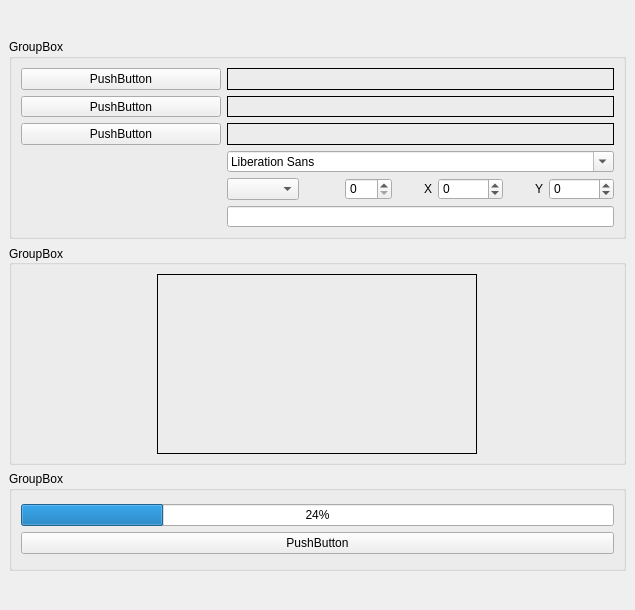
Before: the Qt Designer form main.ui in djfun/audio-visualizer-python, drawn with Qt 5.
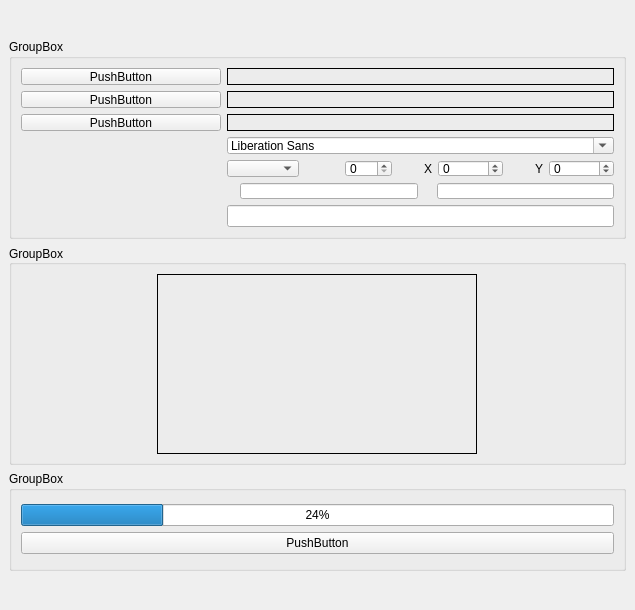
After: the same form once the commit is applied.

Commit message:
colors are configurable in the GUI
any invalid RGB tuple entered will result in white

```diff
--- a/main.ui
+++ b/main.ui
@@ -276,7 +276,7 @@
            <item>
             <layout class="QHBoxLayout" name="horizontalLayout_6">
              <item>
-              <widget class="QLabel" name="label_title">
+              <widget class="QLabel" name="label_colorOptions">
                <property name="minimumSize">
                 <size>
                  <width>200</width>
@@ -303,13 +303,71 @@
                </property>
               </widget>
              </item>
+              <item>
+                <widget class="QLabel" name="label_textColor">
+                 <property name="text">
+                  <string/>
+                 </property>
+                 <property name="alignment">
+                  <set>Qt::AlignRight|Qt::AlignTrailing|Qt::AlignVCenter</set>
+                 </property>
+                </widget>
+               </item>
              <item>
-              <widget class="QLineEdit" name="lineEdit_title"/>
+              <widget class="QLineEdit" name="lineEdit_textColor"/>
+             </item>
+              <item>
+                <widget class="QLabel" name="label_visColor">
+                 <property name="text">
+                  <string/>
+                 </property>
+                 <property name="alignment">
+                  <set>Qt::AlignRight|Qt::AlignTrailing|Qt::AlignVCenter</set>
+                 </property>
+                </widget>
+               </item>
+             <item>
+              <widget class="QLineEdit" name="lineEdit_visColor"/>
              </item>
             </layout>
            </item>
           </layout>
          </item>
+          <item>
+            <layout class="QHBoxLayout" name="horizontalLayout_7">
+             <item>
+              <widget class="QLabel" name="label_title">
+               <property name="minimumSize">
+                <size>
+                 <width>200</width>
+                 <height>0</height>
+                </size>
+               </property>
+               <property name="maximumSize">
+                <size>
+                 <width>200</width>
+                 <height>16777215</height>
+                </size>
+               </property>
+               <property name="baseSize">
+                <size>
+                 <width>200</width>
+                 <height>0</height>
+                </size>
+               </property>
+               <property name="frameShape">
+                <enum>QFrame::NoFrame</enum>
+               </property>
+               <property name="text">
+                <string/>
+               </property>
+              </widget>
+             </item>
+             <item>
+              <widget class="QLineEdit" name="lineEdit_title"/>
+             </item>
+            </layout>
+           </item>
         </layout>
        </widget>
       </item>
```
The commit also changes 2 other files.
